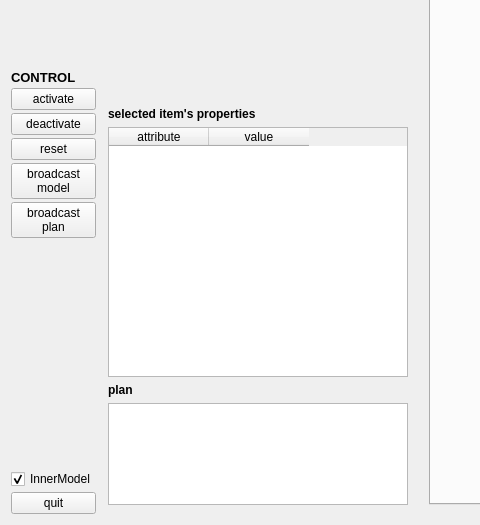
Qt form components/missionAgent/src/guiDlg.ui (robocomp/robocomp-shelly) before a commit; both pictures show x 0 to 480 and y 238 to 763 of the 1201 by 763 pixel window.
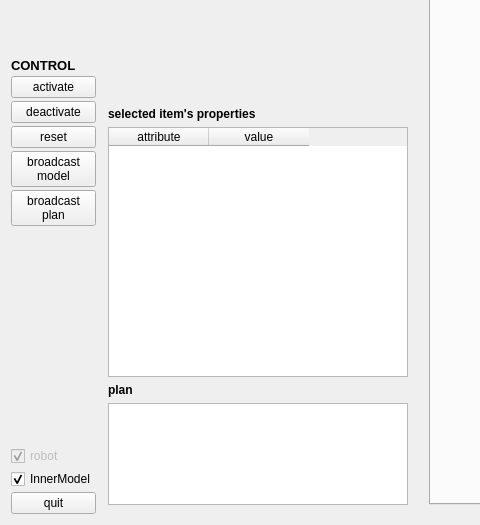
The same form after that commit.

Commit message: Trying to collapse the robot symbol for better visualization of the mission agent's 2D view

```diff
--- a/components/missionAgent/src/guiDlg.ui
+++ b/components/missionAgent/src/guiDlg.ui
@@ -115,6 +115,19 @@
          </property>
         </spacer>
        </item>
+       <item>
+        <widget class="QCheckBox" name="robotCheck">
+         <property name="enabled">
+          <bool>false</bool>
+         </property>
+         <property name="text">
+          <string>robot</string>
+         </property>
+         <property name="checked">
+          <bool>true</bool>
+         </property>
+        </widget>
+       </item>
        <item>
         <widget class="QCheckBox" name="imCheck">
          <property name="text">
```
The commit also changes 2 other files.
